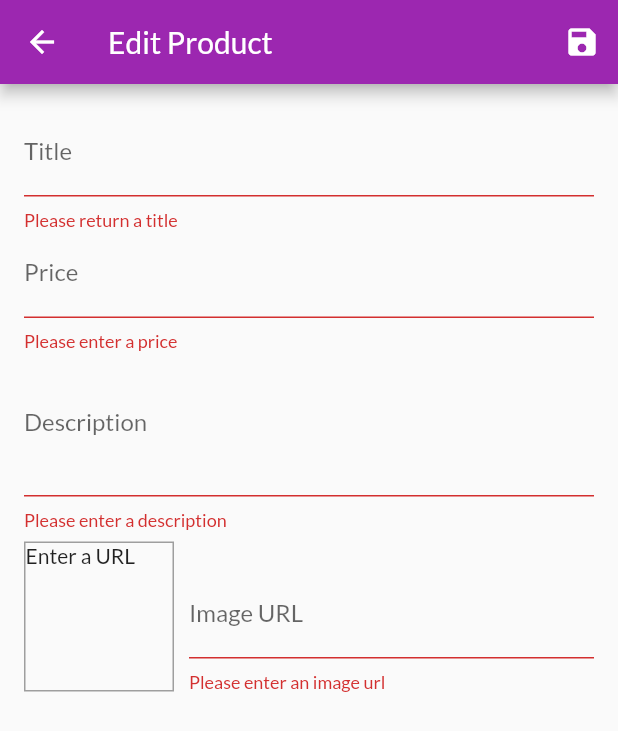
After one commit to spencerdezartsmith/shopApp, a Flutter app: the EditProductScreen screen opened by its route, after a tap on the "save" icon, on a phone screen of 412 x 824 dp. The commit adds this screen. Shown: the top 731 px of the screen. Run offline on Flutter 3.47's test engine with Material 2 defaults, Android fonts, the phone set to English and light mode, and no system bars; network calls fail.

Commit message:
[master] Handle user input

```diff
--- a/lib/main.dart
+++ b/lib/main.dart
@@ -3,6 +3,8 @@ import 'package:provider/provider.dart';
 import './screens/products_overview_screen.dart';
 import './screens/product_detail_screen.dart';
 import './screens/cart_screen.dart';
+import './screens/edit_product_screen.dart';
+import './screens/user_products_screen.dart';
 import './screens/orders_screen.dart';
 import './providers/products.dart';
 import './providers/cart.dart';
@@ -41,6 +43,8 @@ class MyApp extends StatelessWidget {
           ProductDetailScreen.routeName: (ctx) => ProductDetailScreen(),
           CartScreen.routeName: (ctx) => CartScreen(),
           OrdersScreen.routeName: (ctx) => OrdersScreen(),
+          UserProductsScreen.routeName: (ctx) => UserProductsScreen(),
+          EditProductScreen.routeName: (ctx) => EditProductScreen(),
         },
       ),
     );
--- a/lib/providers/products.dart
+++ b/lib/providers/products.dart
@@ -45,12 +45,34 @@ class Products with ChangeNotifier {
     return _items.where((prod) => prod.isFavorite).toList();
   }
 
-  void addProduct() {
-    // _items.add(value);
+  void addProduct(Product product) {
+    final newProduct = Product(
+      title: product.title,
+      description: product.description,
+      price: product.price,
+      imageUrl: product.imageUrl,
+      id: DateTime.now().toString(),
+    );
+    _items.insert(0, newProduct);
     notifyListeners();
+  }
+
+  void updateProduct(String id, Product newProduct) {
+    final prodIdx = _items.indexWhere((element) => element.id == id);
+    if (prodIdx >= 0) {
+      _items[prodIdx] = newProduct;
+      notifyListeners();
+    } else {
+      print('Whoops something went wrong');
+    }
   }
 
   Product findById(String id) {
     return _items.firstWhere((product) => product.id == id);
   }
+
+  void deleteProduct(String id) {
+    _items.removeWhere((element) => id == element.id);
+    notifyListeners();
+  }
 }
--- /dev/null
+++ b/lib/screens/edit_product_screen.dart
@@ -0,0 +1,261 @@
+import 'package:flutter/material.dart';
+import '../providers/product.dart';
+import '../providers/products.dart';
+import 'package:provider/provider.dart';
+
+class EditProductScreen extends StatefulWidget {
+  static const routeName = '/edit-product';
+
+  @override
+  _EditProductScreenState createState() => _EditProductScreenState();
+}
+
+class _EditProductScreenState extends State<EditProductScreen> {
+  final _priceFocusNode = FocusNode();
+  final _descriptionFocusNode = FocusNode();
+  final _imageUrlController = TextEditingController();
+  final _imageUrlFocusNode = FocusNode();
+  // iteract with the state behind the form widget
+  final _form = GlobalKey<FormState>();
+  var _editedProduct = Product(
+    id: null,
+    title: '',
+    description: '',
+    price: 0,
+    imageUrl: 'null',
+  );
+  var _isInit = true;
+  var _initValues = {
+    'title': '',
+    'description': '',
+    'price': '',
+    'imageUrl': '',
+  };
+
+  @override
+  void initState() {
+    _imageUrlFocusNode.addListener(_updateImageUrl);
+    super.initState();
+  }
+
+  @override
+  void didChangeDependencies() {
+    if (_isInit) {
+      final productId = ModalRoute.of(context).settings.arguments as String;
+      if (productId != null) {
+        _editedProduct =
+            Provider.of<Products>(context, listen: false).findById(productId);
+        _initValues = {
+          'title': _editedProduct.title,
+          'price': _editedProduct.price.toString(),
+          'description': _editedProduct.description,
+          'imageUrl': '',
+        };
+        _imageUrlController.text = _editedProduct.imageUrl;
+      }
+    }
+    _isInit = false;
+    super.didChangeDependencies();
+  }
+
+  void _updateImageUrl() {
+    var url = _imageUrlController.text;
+    if (!_imageUrlFocusNode.hasFocus) {
+      if (url.isEmpty ||
+          !url.startsWith('http') ||
+          !url.startsWith('https') ||
+          !url.endsWith('.png') ||
+          !url.endsWith('.jpg') ||
+          !url.endsWith('.jpeg')) {
+        return;
+      }
+      setState(() {});
+    }
+  }
+
+  @override
+  void dispose() {
+    _imageUrlFocusNode.removeListener(_updateImageUrl);
+    _priceFocusNode.dispose();
+    _descriptionFocusNode.dispose();
+    _imageUrlController.dispose();
+    _imageUrlFocusNode.dispose();
+    super.dispose();
+  }
+
+  void _saveForm() {
+    final isValid = _form.currentState.validate();
+    if (isValid) {
+      _form.currentState.save();
+      if (_editedProduct.id != null) {
+        Provider.of<Products>(context, listen: false)
+            .updateProduct(_editedProduct.id, _editedProduct);
+      } else {
+        Provider.of<Products>(context, listen: false)
+            .addProduct(_editedProduct);
+      }
+      Navigator.of(context).pop();
+    }
+  }
+
+  @override
+  Widget build(BuildContext context) {
+    return Scaffold(
+      appBar: AppBar(
+        title: Text('Edit Product'),
+        actions: <Widget>[
+          IconButton(
+            icon: Icon(Icons.save),
+            onPressed: _saveForm,
+          )
+        ],
+      ),
+      body: Padding(
+        padding: const EdgeInsets.all(16.0),
+        child: Form(
+          key: _form,
+          child: ListView(
+            children: <Widget>[
+              TextFormField(
+                initialValue: _initValues['title'],
+                decoration: InputDecoration(labelText: 'Title'),
+                textInputAction: TextInputAction.next,
+                validator: (value) {
+                  if (value.isEmpty) return 'Please return a title';
+                  return null;
+                },
+                onFieldSubmitted: (_) {
+                  FocusScope.of(context).requestFocus(_priceFocusNode);
+                },
+                onSaved: (value) {
+                  _editedProduct = Product(
+                    title: value,
+                    description: _editedProduct.description,
+                    price: _editedProduct.price,
+                    id: _editedProduct.id,
+                    isFavorite: _editedProduct.isFavorite,
+                    imageUrl: _editedProduct.imageUrl,
+                  );
+                },
+              ),
+              TextFormField(
+                initialValue: _initValues['price'],
+                decoration: InputDecoration(labelText: 'Price'),
+                textInputAction: TextInputAction.next,
+                keyboardType: TextInputType.number,
+                focusNode: _priceFocusNode,
+                validator: (value) {
+                  if (value.isEmpty) return 'Please enter a price';
+                  // check for a valid number
+                  if (double.tryParse(value) == null)
+                    return 'Please enter a valid number';
+                  if (double.parse(value) <= 0)
+                    return 'Please enter a number greater than 0';
+                  return null;
+                },
+                onFieldSubmitted: (_) {
+                  FocusScope.of(context).requestFocus(_descriptionFocusNode);
+                },
+                onSaved: (value) {
+                  _editedProduct = Product(
+                    title: _editedProduct.title,
+                    description: _editedProduct.description,
+                    price: double.parse(value),
+                    id: _editedProduct.id,
+                    isFavorite: _editedProduct.isFavorite,
+                    imageUrl: _editedProduct.imageUrl,
+                  );
+                },
+              ),
+              TextFormField(
+                initialValue: _initValues['description'],
+                decoration: InputDecoration(labelText: 'Description'),
+                maxLines: 3,
+                keyboardType: TextInputType.multiline,
+                focusNode: _descriptionFocusNode,
+                validator: (value) {
+                  if (value.isEmpty) return 'Please enter a description';
+                  if (value.length < 10)
+                    return 'Description should be at least 10 characters';
+                  return null;
+                },
+                onSaved: (value) {
+                  _editedProduct = Product(
+                    title: _editedProduct.title,
+                    description: value,
+                    price: _editedProduct.price,
+                    id: _editedProduct.id,
+                    isFavorite: _editedProduct.isFavorite,
+                    imageUrl: _editedProduct.imageUrl,
+                  );
+                },
+              ),
+              Row(
+                crossAxisAlignment: CrossAxisAlignment.end,
+                children: <Widget>[
+                  Container(
+                    width: 100,
+                    height: 100,
+                    margin: EdgeInsets.only(
+                      top: 8,
+                      right: 10,
+                    ),
+                    decoration: BoxDecoration(
+                      border: Border.all(
+                        width: 1,
+                        color: Colors.grey,
+                      ),
+                    ),
+                    child: _imageUrlController.text.isEmpty
+                        ? Text('Enter a URL')
+                        : FittedBox(
+                            child: Image.network(
+                              _imageUrlController.text,
+                              fit: BoxFit.cover,
+                            ),
+                          ),
+                  ),
+                  Expanded(
+                    child: TextFormField(
+                      decoration: InputDecoration(labelText: 'Image URL'),
+                      keyboardType: TextInputType.url,
+                      textInputAction: TextInputAction.done,
+                      controller: _imageUrlController,
+                      focusNode: _imageUrlFocusNode,
+                      validator: (value) {
+                        if (value.isEmpty) return 'Please enter an image url';
+                        if (!value.startsWith('http') &&
+                            !value.startsWith('https')) {
+                          return 'Please enter a valid url';
+                        }
+                        if (!value.endsWith('.png') &&
+                            !value.endsWith('.jpg') &&
+                            !value.endsWith('.jpeg')) {
+                          return 'Please enter a valid url';
+                        }
+                        return null;
+                      },
+                      onFieldSubmitted: (_) {
+                        _saveForm();
+                      },
+                      onSaved: (value) {
+                        _editedProduct = Product(
+                          title: _editedProduct.title,
+                          description: _editedProduct.description,
+                          price: _editedProduct.price,
+                          id: _editedProduct.id,
+                          isFavorite: _editedProduct.isFavorite,
+                          imageUrl: value,
+                        );
+                      },
+                    ),
+                  ),
+                ],
+              ),
+            ],
+          ),
+        ),
+      ),
+    );
+  }
+}
--- a/lib/widgets/app_drawer.dart
+++ b/lib/widgets/app_drawer.dart
@@ -1,5 +1,5 @@
 import 'package:flutter/material.dart';
-
+import '../screens/user_products_screen.dart';
 import '../screens/orders_screen.dart';
 
 class AppDrawer extends StatelessWidget {
@@ -28,6 +28,15 @@ class AppDrawer extends StatelessWidget {
               Navigator.of(context)
                   .pushReplacementNamed(OrdersScreen.routeName);
             },
+          ),
+          Divider(),
+          ListTile(
+            leading: Icon(Icons.edit),
+            title: Text('Manage Products'),
+            onTap: () {
+              Navigator.of(context)
+                  .pushReplacementNamed(UserProductsScreen.routeName);
+            },
           )
         ],
       ),
```
Also changed, not shown: lib/providers/cart.dart (+20 -0 lines), lib/screens/user_products_screen.dart (added, +45 -0 lines), lib/widgets/cart_item.dart (+24 -0 lines), lib/widgets/product_item.dart (+13 -0 lines), lib/widgets/user_product_item.dart (added, +44 -0 lines).
